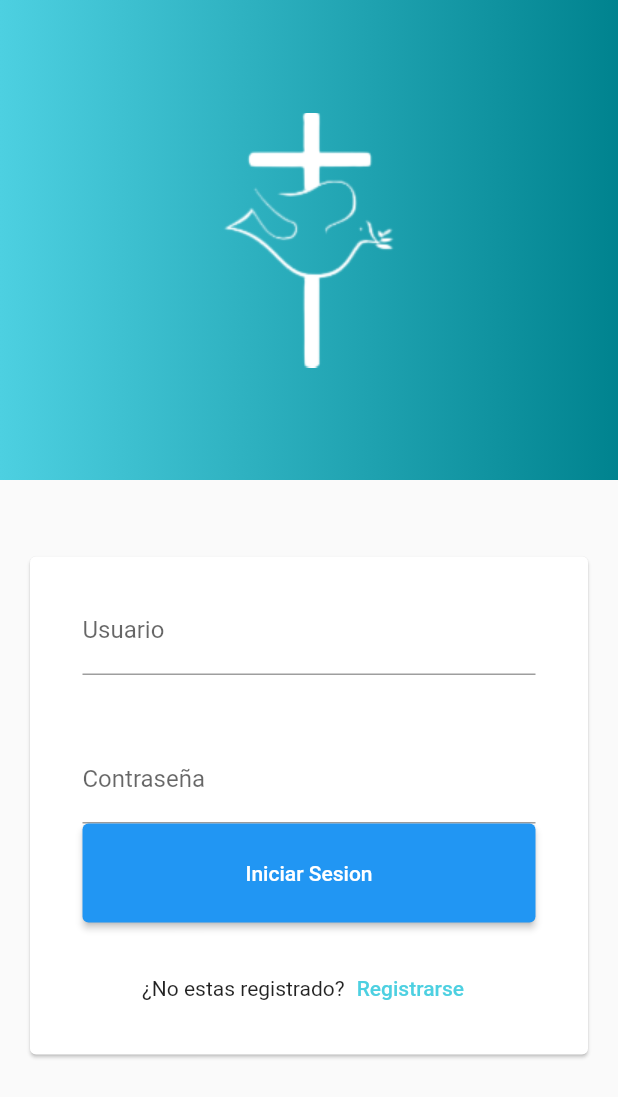
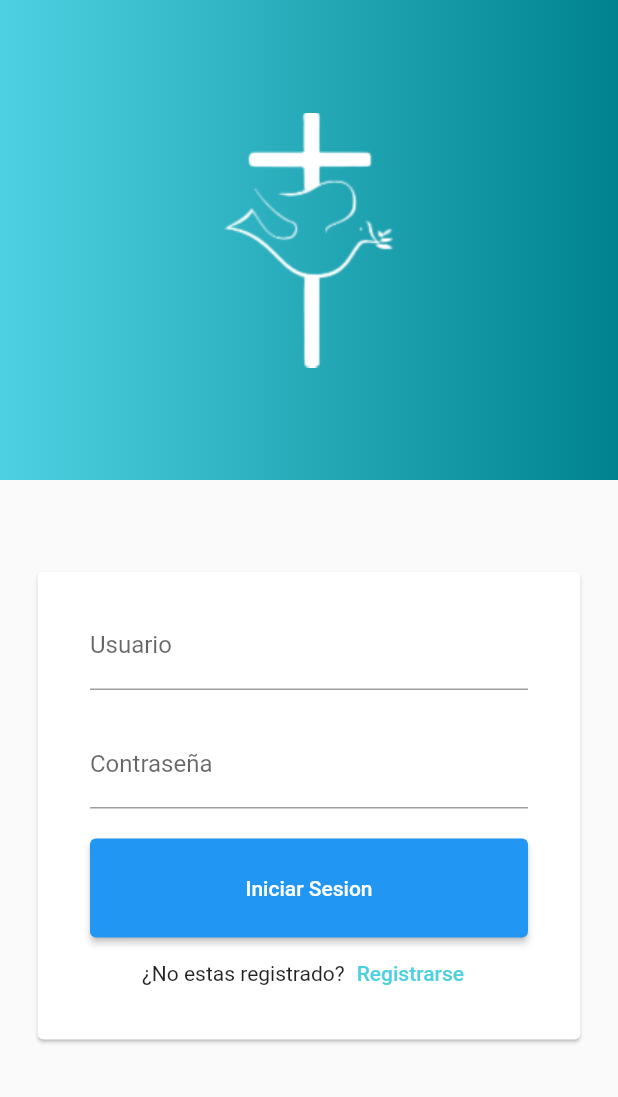
Before and after one commit to lagos343/king-cook, a Flutter app: the screen it shows after launch, on a phone screen of 412 x 824 dp. Shown: the top 1097 px of the screen. Run offline on Flutter 3.47's test engine with Material 2 defaults, Android fonts, the light colour scheme and no system bars.

Commit message:
Login 2.0

```diff
--- a/lib/screens/login_page.dart
+++ b/lib/screens/login_page.dart
@@ -32,6 +32,8 @@
             ),
           ),
           Center(
+              child: SingleChildScrollView(
+            padding: EdgeInsets.all(5),
             child: Card(
               margin: const EdgeInsets.only(left: 20, right: 20, top: 250),
               child: Padding(
@@ -41,17 +43,22 @@
                   mainAxisSize: MainAxisSize.min,
                   children: <Widget>[
                     TextFormField(
-                        decoration: InputDecoration(labelText: "Usuario")),
+                        decoration:
+                            const InputDecoration(labelText: "Usuario")),
                     const SizedBox(
-                      height: 40,
+                      height: 20,
                     ),
                     TextFormField(
-                      decoration: InputDecoration(labelText: "Contraseña"),
+                      decoration:
+                          const InputDecoration(labelText: "Contraseña"),
                       obscureText: true,
+                    ),
+                    const SizedBox(
+                      height: 20,
                     ),
                     ElevatedButton(
                       style: ElevatedButton.styleFrom(
-                        padding: EdgeInsets.symmetric(vertical: 25),
+                        padding: const EdgeInsets.symmetric(vertical: 25),
                       ),
                       child: Row(
                         mainAxisAlignment: MainAxisAlignment.center,
@@ -69,9 +76,6 @@
                         ],
                       ),
                       onPressed: () => _login(context),
-                    ),
-                    const SizedBox(
-                      height: 20,
                     ),
                     Row(
                       mainAxisAlignment: MainAxisAlignment.center,
@@ -91,7 +95,7 @@
                 ),
               ),
             ),
-          )
+          ))
         ],
       ),
     );
```
